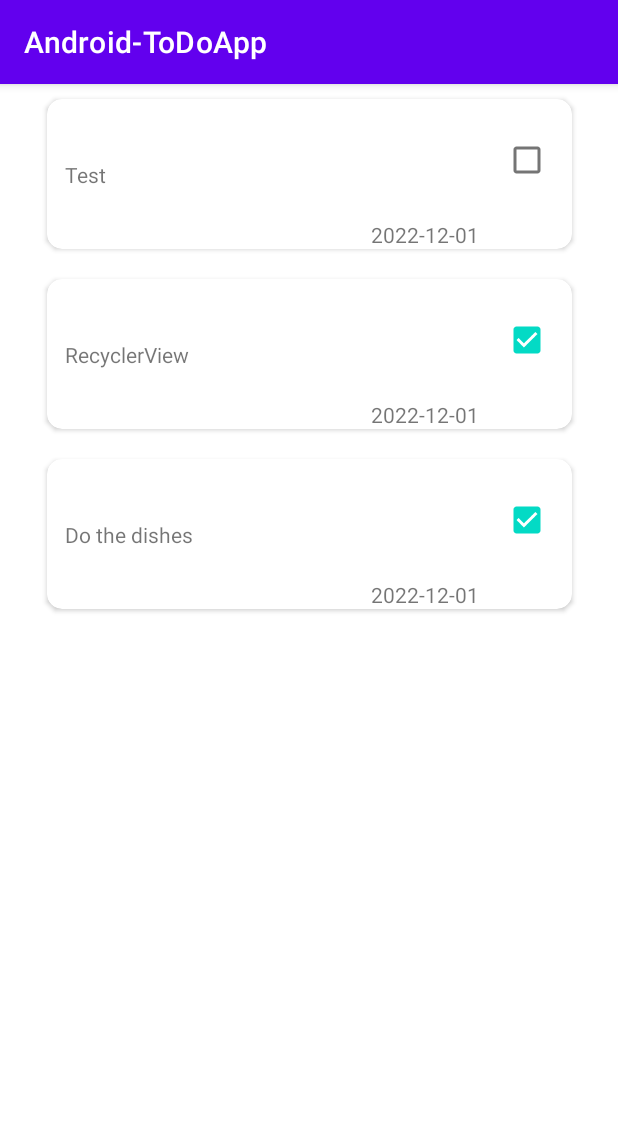
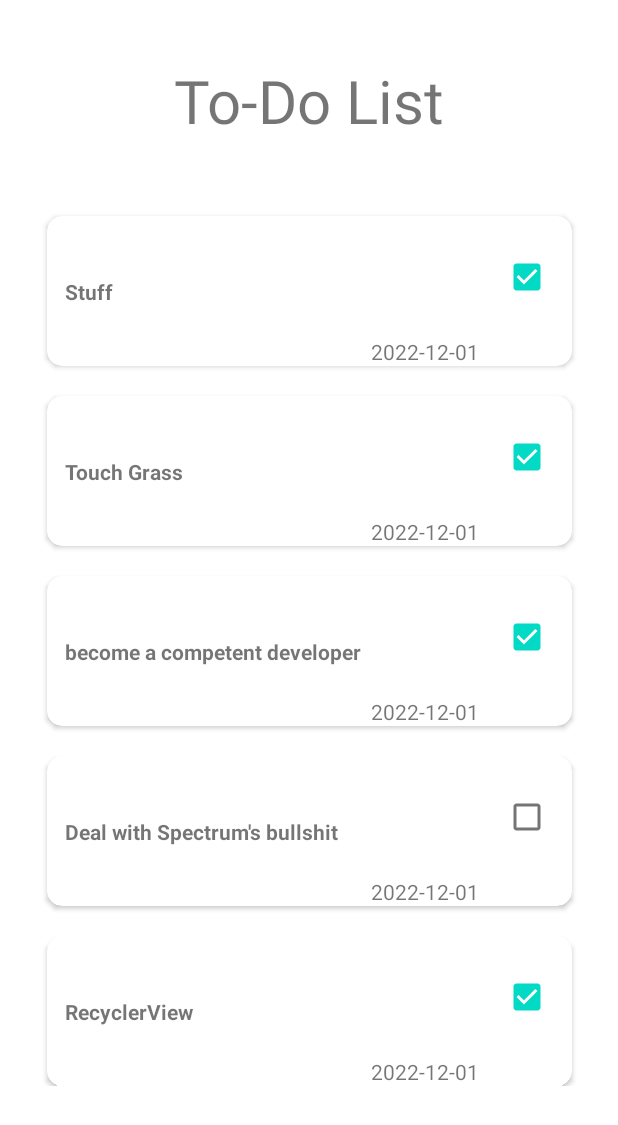
Before and after one commit to RDoll-Repo/AndroidToDoApp, an Android app: the screen it shows after launch (MainActivity), on a phone screen of 412 x 824 dp. Shown: the top 1125 px of the screen. Run offline under Robolectric (Android 15) with nearby library versions, the phone set to English and light mode, and no system bars.

Commit message:
Cards display properly

```diff
--- a/app/src/main/java/com/example/android_todoapp/CardFragment.kt
+++ b/app/src/main/java/com/example/android_todoapp/CardFragment.kt
@@ -3,4 +3,5 @@ package com.example.android_todoapp
 import androidx.fragment.app.Fragment
 
 class CardFragment : Fragment(R.layout.card) {
+
 }
--- a/app/src/main/java/com/example/android_todoapp/MainActivity.kt
+++ b/app/src/main/java/com/example/android_todoapp/MainActivity.kt
@@ -2,6 +2,7 @@ package com.example.android_todoapp
 
 import androidx.appcompat.app.AppCompatActivity
 import android.os.Bundle
+import android.widget.CheckBox
 import androidx.core.os.bundleOf
 import androidx.fragment.app.add
 import androidx.fragment.app.commit
@@ -17,11 +18,14 @@ class MainActivity : AppCompatActivity() {
         setContentView(R.layout.activity_main)
 
 //        if (savedInstanceState == null) {
-            val x = ToDo("Test","2022-12-01", "2022-12-02", false)
-            val y = ToDo("RecyclerView", "2022-12-01", "2024-02-02", true)
-            val z = ToDo("Do the dishes", "2022-12-01", "2022-12-02", true)
+        val u = ToDo("Stuff", "2022-12-01", "2024-02-02", true)
+        val v = ToDo("Touch Grass", "2022-12-01", "2024-02-02", true)
+        val w = ToDo("become a competent developer", "2022-12-01", "2024-02-02", true)
+        val x = ToDo("Deal with Spectrum's bullshit","2022-12-01", "2022-12-02", false)
+        val y = ToDo("RecyclerView", "2022-12-01", "2024-02-02", true)
+        val z = ToDo("Do the dishes", "2022-12-01", "2022-12-02", false)
 
-            val list = arrayListOf<ToDo>(x, y ,z)
+        val list = arrayListOf<ToDo>(u, v, w, x, y ,z)
 
 
 //            val bundle = bundleOf("data" to list)
@@ -48,4 +52,6 @@ class MainActivity : AppCompatActivity() {
 
         recyclerView.adapter = adapter
     }
+
+
 }
--- a/app/src/main/res/layout/activity_main.xml
+++ b/app/src/main/res/layout/activity_main.xml
@@ -33,8 +33,9 @@
     <androidx.recyclerview.widget.RecyclerView
         android:id="@+id/list"
         android:layout_width="match_parent"
-        android:layout_height="match_parent"
-        app:layout_constraintBottom_toBottomOf="parent"
-        tools:listitem="@layout/card" />
+        android:layout_height="590dp"
+        app:layout_constraintTop_toBottomOf="@id/barrier"
+        tools:listitem="@layout/card"
+        android:scrollbars="vertical"/>
 
 </androidx.constraintlayout.widget.ConstraintLayout>
--- a/app/src/main/res/layout/card.xml
+++ b/app/src/main/res/layout/card.xml
@@ -32,6 +32,7 @@
                 android:layout_width="wrap_content"
                 android:layout_height="wrap_content"
                 android:text="Sample Task"
+                android:textStyle="bold"
                 app:layout_constraintBottom_toBottomOf="parent"
                 app:layout_constraintStart_toStartOf="@id/guideLine"
                 app:layout_constraintTop_toTopOf="parent" />
--- a/app/src/main/res/values/themes.xml
+++ b/app/src/main/res/values/themes.xml
@@ -1,6 +1,6 @@
 <resources xmlns:tools="http://schemas.android.com/tools">
     <!-- Base application theme. -->
-    <style name="Theme.AndroidToDoApp" parent="Theme.MaterialComponents.DayNight.DarkActionBar">
+    <style name="Theme.AndroidToDoApp" parent="Theme.MaterialComponents.DayNight.NoActionBar">
         <!-- Primary brand color. -->
         <item name="colorPrimary">@color/purple_500</item>
         <item name="colorPrimaryVariant">@color/purple_700</item>
```
